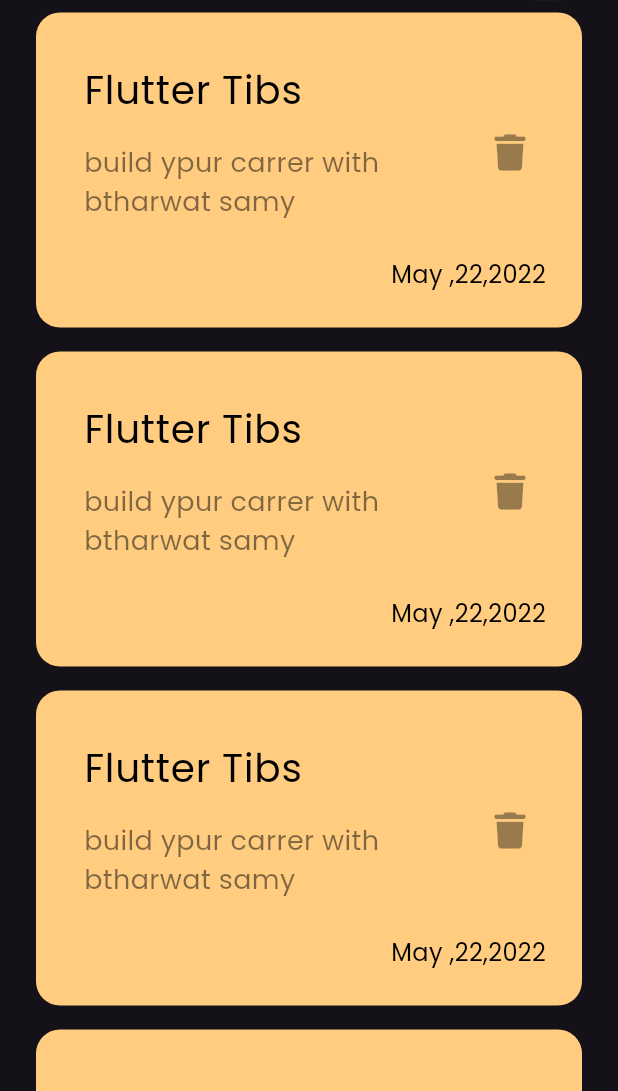
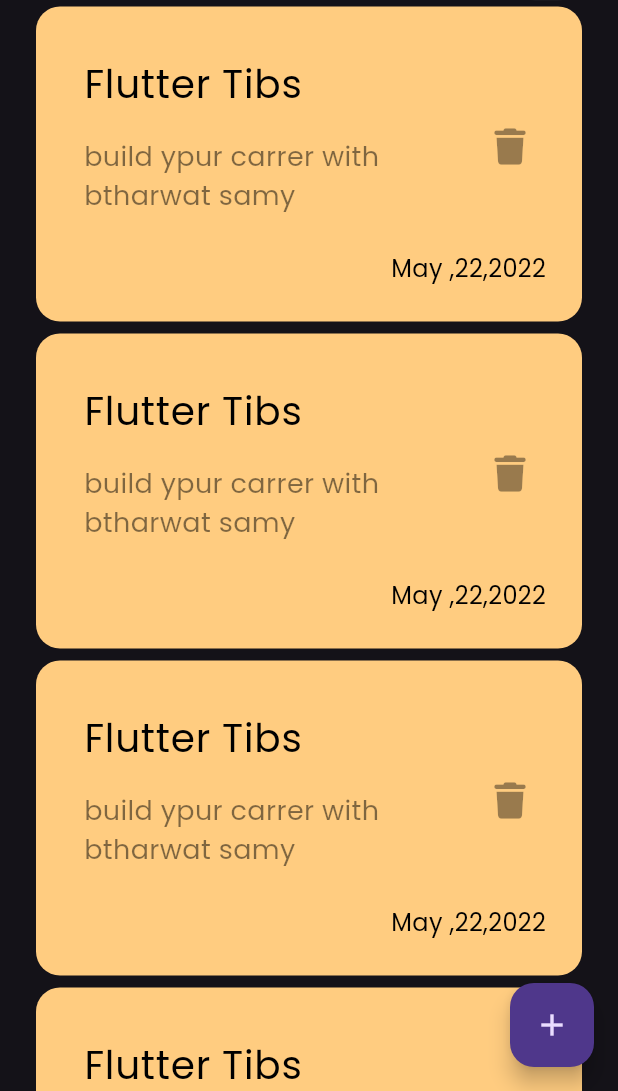
Before and after one commit to MoustafaMohamed1/notess_app, a Flutter app: the screen it shows after launch, on a phone screen of 412 x 824 dp, the part 145-1236 px from its top. Run offline on Flutter 3.47's test engine with Material 3 defaults, Android fonts, the phone set to English and light mode, and no system bars; our stand-ins replace font_awesome_flutter.

Commit message:
add floating action button

```diff
--- a/lib/views/notes_view.dart
+++ b/lib/views/notes_view.dart
@@ -6,6 +6,7 @@ class NotesView extends StatelessWidget {
   @override
   Widget build(BuildContext context) {
     return Scaffold(
+      floatingActionButton: FloatingActionButton(onPressed: (){},child:const Icon(Icons.add),),
       body: const NotesViewBody(),
     );
   }
--- a/lib/views/widgets/notes_list_view.dart
+++ b/lib/views/widgets/notes_list_view.dart
@@ -8,7 +8,7 @@ class NotesListView extends StatelessWidget {
   @override
   Widget build(BuildContext context) {
     return ListView.builder(itemBuilder: (context, index) {
-      return  const Padding(padding:EdgeInsets.symmetric(vertical: 8) ,
+      return  const Padding(padding:EdgeInsets.symmetric(vertical: 4) ,
           child: NotesItem());
     });
   }
--- a/lib/views/widgets/notes_view_body.dart
+++ b/lib/views/widgets/notes_view_body.dart
@@ -20,6 +20,5 @@ class NotesViewBody extends StatelessWidget {
               ],
             ),
           );
-
-          }
+  }
 }
```
